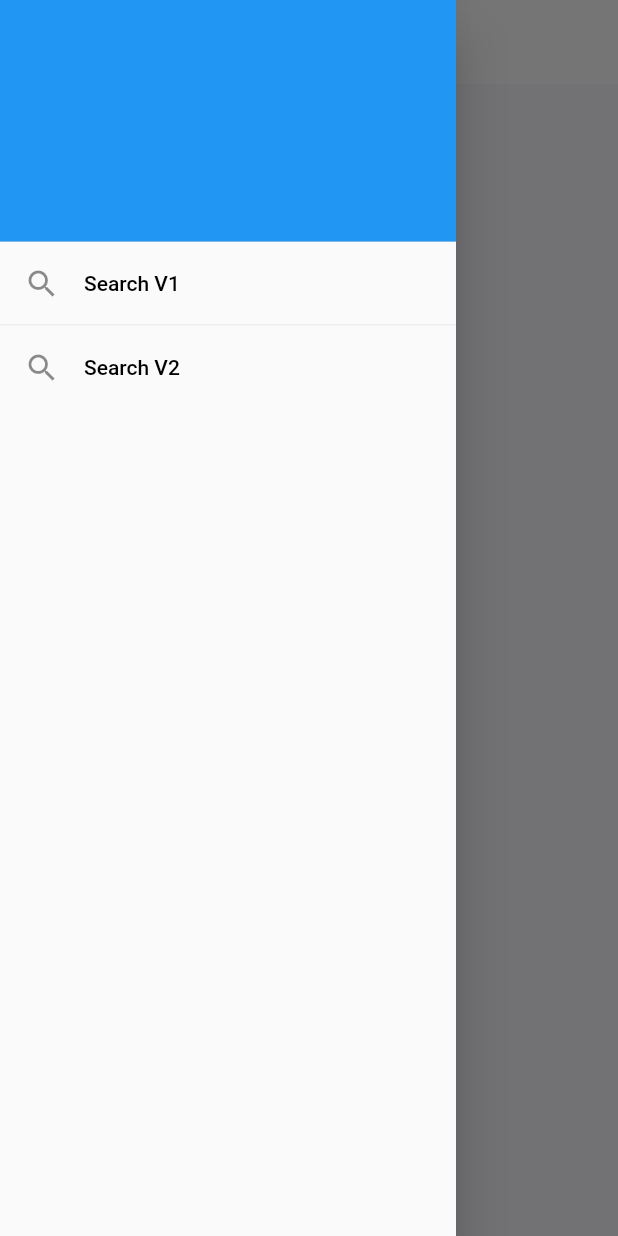
After one commit to reihnagm/flutter-mobile-search-movie, a Flutter app: the screen it shows after launch, scrolled down 128 dp, after a tap on the "menu" icon, on a phone screen of 412 x 824 dp. The commit adds this screen. Run offline on Flutter 3.47's test engine with Material 2 defaults, Android fonts, the phone set to English and light mode, and no system bars; our stand-ins replace cached_network_image, dio, shimmer; network calls fail.

Commit message:
add search delegate v2

```diff
--- /dev/null
+++ b/lib/basewidgets/drawer/drawer.dart
@@ -0,0 +1,59 @@
+import 'package:flutter/material.dart';
+import 'package:flutter_search/screens/searchv2.dart';
+
+class DrawerWidget extends StatelessWidget {
+  const DrawerWidget({super.key});
+
+  @override
+  Widget build(BuildContext context) {
+    return Drawer(
+      child: ListView(
+        padding: EdgeInsets.zero,
+        children: [
+          const DrawerHeader(
+            padding: EdgeInsets.zero,
+            margin: EdgeInsets.zero,
+            decoration: BoxDecoration(
+              color: Colors.blue,
+            ),
+            child: SizedBox(),
+          ),
+          ListTile(
+            title: const Text('Search V1',
+              style: TextStyle(
+                fontSize: 14.0,
+                color: Colors.black
+              ),
+            ),
+            minLeadingWidth: 20.0,
+            leading: const Icon(Icons.search),
+            onTap: () {
+
+            },
+          ),
+          Divider(
+            height: 0.0,
+            color: Colors.grey[200]!,
+            thickness: 1.0,
+          ),
+          ListTile(
+            title: const Text('Search V2',
+              style: TextStyle(
+                fontSize: 14.0,
+                color: Colors.black
+              ),
+            ),
+            minLeadingWidth: 20.0,
+            leading: const Icon(Icons.search),
+            onTap: () {
+              Navigator.push(
+                context,
+                MaterialPageRoute(builder: (context) => const SearchV2()),
+              );
+            },
+          ),
+        ],
+      ),
+    );
+  }
+}
--- a/lib/main.dart
+++ b/lib/main.dart
@@ -1,5 +1,6 @@
 import 'dart:async';
 
+import 'package:flutter_search/basewidgets/drawer/drawer.dart';
 import 'package:flutter_search/basewidgets/loader/shimmer_ver1.dart';
 import 'package:shimmer/shimmer.dart';
 
@@ -107,13 +108,14 @@ class _MyHomePageState extends State<MyHomePage> {
       key: globalKey,
       backgroundColor: const Color(0xffF8F8FF),
       resizeToAvoidBottomInset: false,
+      drawer: const DrawerWidget(),
       body: CustomScrollView(
         physics: const BouncingScrollPhysics(parent: AlwaysScrollableScrollPhysics()),
         slivers: [
 
-          const SliverAppBar(
+          SliverAppBar(
             backgroundColor: Colors.white,
-            title: Text("Search Movie",
+            title: const Text("Search V1",
               style: TextStyle(
                 color: Colors.black,
                 fontSize: 16.0,
@@ -124,7 +126,14 @@ class _MyHomePageState extends State<MyHomePage> {
             centerTitle: true,
             forceElevated: true,
             elevation: 0.0,
-            automaticallyImplyLeading: false,
+            leading: IconButton(
+              splashRadius: 20.0,
+              icon: const Icon(Icons.menu),
+              color: Colors.black,
+              onPressed: () {
+                globalKey.currentState!.openDrawer();
+              },
+            ),
           ),
 
           SliverToBoxAdapter(
@@ -224,12 +233,11 @@ class _MyHomePageState extends State<MyHomePage> {
                                 );
                               },
                               placeholder: (BuildContext context, String val) {
-                                return const SizedBox(
-                                  width: 16.0,
-                                  height: 16.0,
-                                  child: CircularProgressIndicator(
-                                    valueColor: AlwaysStoppedAnimation<Color>(Colors.black),
-                                  ),
+                                return Image.asset("assets/images/default.png",
+                                  fit: BoxFit.fitHeight,
+                                  alignment: Alignment.centerLeft,
+                                  width: 150.0,
+                                  height: 150.0,
                                 );
                               },
                               errorWidget: (BuildContext context, String val, dynamic data) {
```
Also changed, not shown: lib/screens/searchv2.dart (added, +207 -0 lines).
